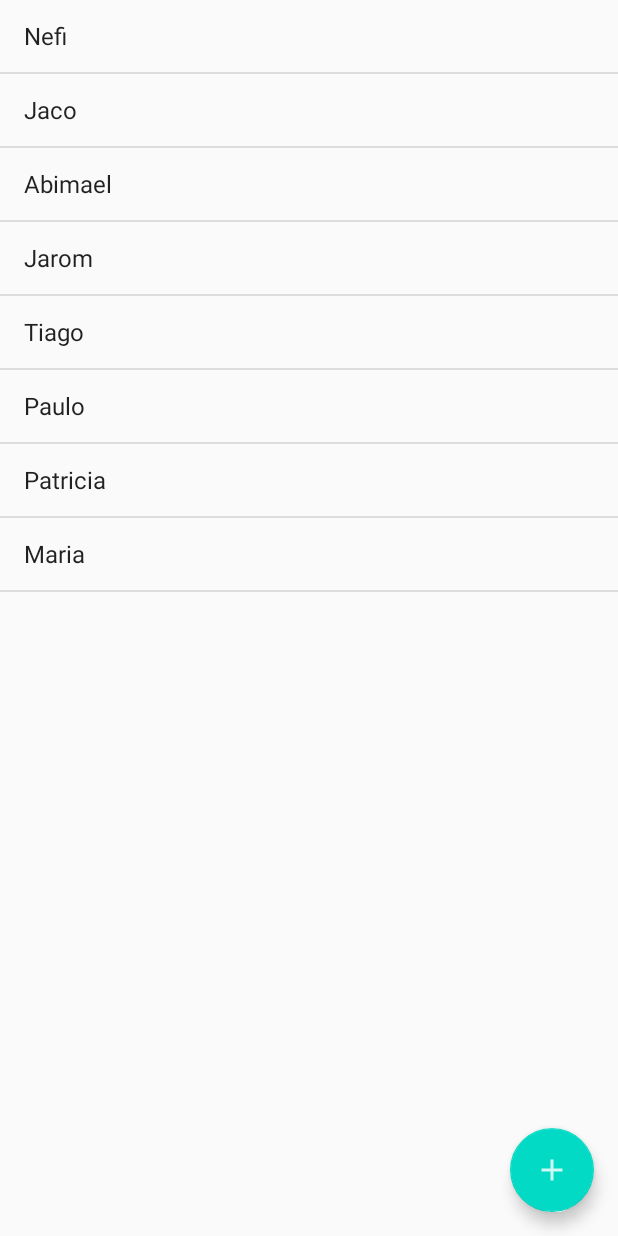
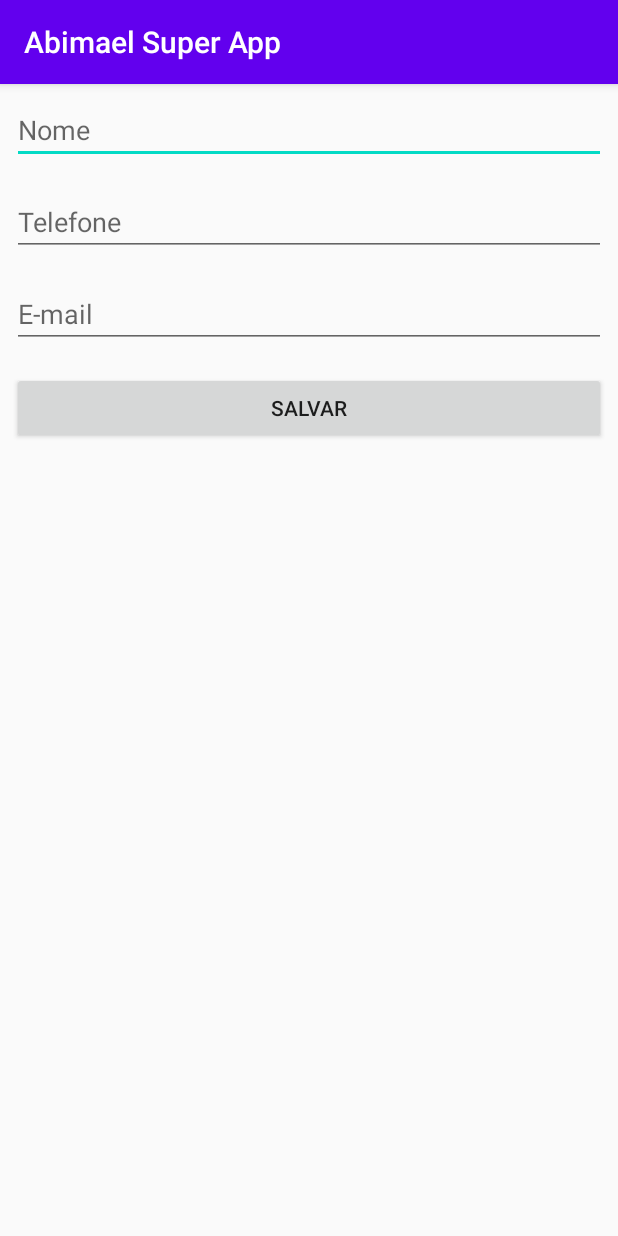
Before and after one commit to abimaelrsergio/funcionario, an Android app: the screen it shows after launch (MainActivity before the commit, FormularioFuncionarioActivity after it), on a phone screen of 412 x 824 dp. Run offline under Robolectric (Android 15) with nearby library versions, the phone set to English and light mode, and no system bars.

Commit message:
Atualização

```diff
--- a/app/src/main/AndroidManifest.xml
+++ b/app/src/main/AndroidManifest.xml
@@ -9,13 +9,20 @@
         android:roundIcon="@mipmap/ic_launcher_round"
         android:supportsRtl="true"
         android:theme="@style/AppTheme">
-        <activity android:name=".MainActivity">
+        <activity android:name=".ui.activity.FormularioFuncionarioActivity">
             <intent-filter>
                 <action android:name="android.intent.action.MAIN" />
 
                 <category android:name="android.intent.category.LAUNCHER" />
             </intent-filter>
         </activity>
+        <activity android:name=".ui.activity.ListaFuncionariosActivity">
+<!--            <intent-filter>-->
+<!--                <action android:name="android.intent.action.MAIN" />-->
+
+<!--                <category android:name="android.intent.category.LAUNCHER" />-->
+<!--            </intent-filter>-->
+        </activity>
     </application>
 
 </manifest>
--- a/app/src/main/java/br/com/myapplication/MainActivity.java
+++ /dev/null
@@ -1,22 +0,0 @@
-package br.com.myapplication;
-import androidx.annotation.Nullable;
-import android.app.Activity;
-import android.os.Bundle;
-import android.widget.ArrayAdapter;
-import android.widget.ListView;
-import java.util.ArrayList;
-import java.util.Arrays;
-import java.util.List;
-
-public class MainActivity extends Activity {
-
-    @Override
-    public void onCreate(@Nullable Bundle savedInstanceState) {
-        super.onCreate(savedInstanceState);
-        setContentView(R.layout.activity_main);
-        List<String> funcionarios = new ArrayList<>(Arrays.asList("Nefi", "Jaco","Abimael", "Jarom", "Tiago", "Paulo","Patricia","Maria"));
-        ListView listaDeFuncionarios = findViewById(R.id.activity_main_lista_funcionarios);
-        // o simple_list_item_1 é um layout pronto do Android com um textView já incluído
-        listaDeFuncionarios.setAdapter(new ArrayAdapter<>(this,android.R.layout.simple_list_item_1,funcionarios));
-    }
-}
--- /dev/null
+++ b/app/src/main/java/br/com/myapplication/ui/activity/FormularioFuncionarioActivity.java
@@ -0,0 +1,17 @@
+package br.com.myapplication.ui.activity;
+
+import androidx.appcompat.app.AppCompatActivity;
+
+import android.os.Bundle;
+
+import br.com.myapplication.R;
+
+public class FormularioFuncionarioActivity extends AppCompatActivity {
+
+    @Override
+    protected void onCreate(Bundle savedInstanceState) {
+        super.onCreate(savedInstanceState);
+        // improte a classe R abaixo
+        setContentView(R.layout.activity_formulario_funcionario);
+    }
+}
--- /dev/null
+++ b/app/src/main/java/br/com/myapplication/ui/activity/ListaFuncionariosActivity.java
@@ -0,0 +1,27 @@
+package br.com.myapplication.ui.activity;
+import androidx.annotation.Nullable;
+import androidx.appcompat.app.AppCompatActivity;
+
+
+import android.os.Bundle;
+import android.widget.ArrayAdapter;
+import android.widget.ListView;
+import java.util.ArrayList;
+import java.util.Arrays;
+import java.util.List;
+
+import br.com.myapplication.R;
+
+public class ListaFuncionariosActivity extends AppCompatActivity {
+
+    @Override
+    public void onCreate(@Nullable Bundle savedInstanceState) {
+        super.onCreate(savedInstanceState);
+        setContentView(R.layout.activity_lista_funcionarios);
+        setTitle("Lista de Funcionários");
+        List<String> funcionarios = new ArrayList<>(Arrays.asList("Nefi", "Jaco","Abimael", "Jarom", "Tiago", "Paulo","Patricia","Maria", "Ingrid","Giselle","Maria das Dores", "Salvan", "Igor", "Irene", "Shirley", "Patricia", "Bruna", "Bruno", "Adriano", "David", "Jonhy"));
+        ListView listaDeFuncionarios = findViewById(R.id.activity_lista_alunos_listview);
+        // o simple_list_item_1 é um layout pronto do Android com um textView já incluído
+        listaDeFuncionarios.setAdapter(new ArrayAdapter<>(this,android.R.layout.simple_list_item_1,funcionarios));
+    }
+}
--- /dev/null
+++ b/app/src/main/res/layout/activity_formulario_funcionario.xml
@@ -0,0 +1,39 @@
+<?xml version="1.0" encoding="utf-8"?>
+<LinearLayout xmlns:android="http://schemas.android.com/apk/res/android"
+    android:layout_width="match_parent"
+    android:layout_height="match_parent"
+    android:orientation="vertical">
+
+    <EditText
+        android:id="@+id/activity_formulario_funcionario_nome"
+        android:layout_width="match_parent"
+        android:layout_height="wrap_content"
+        android:layout_margin="8dp"
+        android:hint="Nome"
+        android:inputType="textCapWords"/>
+
+    <EditText
+        android:id="@+id/activity_formulario_funcionario_telefone"
+        android:layout_width="match_parent"
+        android:layout_height="wrap_content"
+        android:layout_margin="8dp"
+        android:hint="Telefone"
+        android:inputType="phone"/>
+
+    <EditText
+        android:id="@+id/activity_formulario_funcionario_email"
+        android:layout_width="match_parent"
+        android:layout_height="wrap_content"
+        android:layout_margin="8dp"
+        android:hint="E-mail"
+        android:inputType="textEmailAddress"/>
+
+    <Button
+        android:id="@+id/activity_formulario_funcionario_botao_salvar"
+        android:layout_width="match_parent"
+        android:layout_margin="8dp"
+        android:layout_height="wrap_content"
+        android:text="Salvar"/>
+
+
+</LinearLayout>
--- a/app/src/main/res/layout/activity_main.xml
+++ b/app/src/main/res/layout/activity_lista_funcionarios.xml
@@ -5,7 +5,7 @@
     android:orientation="vertical">
 
     <com.google.android.material.floatingactionbutton.FloatingActionButton
-        android:id="@+id/activity_main_fab_novo_funcionario"
+        android:id="@+id/activity_lista_funcionarios_fab_novo_funcionario"
         android:layout_width="wrap_content"
         android:layout_height="wrap_content"
         android:layout_alignParentEnd="true"
@@ -16,7 +16,7 @@
         android:src="@drawable/ic_action_novo_funcionario" />
 
     <ListView
-        android:id="@+id/activity_main_lista_funcionarios"
+        android:id="@+id/activity_lista_alunos_listview"
         android:layout_width="match_parent"
         android:layout_height="match_parent">
 
```
